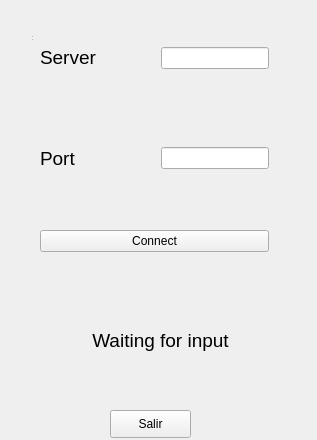
This is Client/ui/ui/login.ui in AbrahamOsco/Worms-Taller-1 as Qt 5 draws it before an edit. The edited form follows.
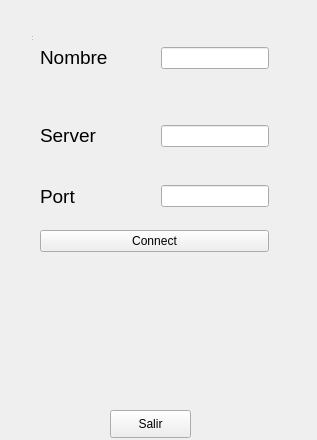
This is the edited form.

Diff of the .ui file:
```diff
--- a/Client/ui/ui/login.ui
+++ b/Client/ui/ui/login.ui
@@ -19,7 +19,7 @@
      <x>30</x>
      <y>20</y>
      <width>249</width>
-     <height>242</height>
+     <height>301</height>
     </rect>
    </property>
    <widget class="QWidget" name="layoutWidget">
@@ -32,6 +32,50 @@
      </rect>
     </property>
     <layout class="QVBoxLayout" name="verticalLayout">
+     <item>
+      <layout class="QHBoxLayout" name="horizontalLayout_4">
+       <item>
+        <widget class="QLabel" name="label_3">
+         <property name="text">
+          <string>&lt;html&gt;&lt;head/&gt;&lt;body&gt;&lt;p&gt;&lt;span style=&quot; font-size:14pt;&quot;&gt;Nombre&lt;/span&gt;&lt;/p&gt;&lt;/body&gt;&lt;/html&gt;</string>
+         </property>
+        </widget>
+       </item>
+       <item>
+        <spacer name="horizontalSpacer_3">
+         <property name="orientation">
+          <enum>Qt::Horizontal</enum>
+         </property>
+         <property name="sizeHint" stdset="0">
+          <size>
+           <width>13</width>
+           <height>56</height>
+          </size>
+         </property>
+        </spacer>
+       </item>
+       <item>
+        <widget class="QLineEdit" name="inputName">
+         <property name="toolTip">
+          <string>&lt;html&gt;&lt;head/&gt;&lt;body&gt;&lt;p&gt;Nombre del Jugador&lt;/p&gt;&lt;/body&gt;&lt;/html&gt;</string>
+         </property>
+        </widget>
+       </item>
+      </layout>
+     </item>
+     <item>
+      <spacer name="verticalSpacer_3">
+       <property name="orientation">
+        <enum>Qt::Vertical</enum>
+       </property>
+       <property name="sizeHint" stdset="0">
+        <size>
+         <width>20</width>
+         <height>40</height>
+        </size>
+       </property>
+      </spacer>
+     </item>
      <item>
       <layout class="QHBoxLayout" name="horizontalLayout_2">
        <item>
@@ -144,13 +188,19 @@
    <property name="geometry">
     <rect>
      <x>40</x>
-     <y>290</y>
+     <y>300</y>
      <width>241</width>
-     <height>101</height>
+     <height>91</height>
     </rect>
    </property>
+   <property name="sizePolicy">
+    <sizepolicy hsizetype="Expanding" vsizetype="Expanding">
+     <horstretch>0</horstretch>
+     <verstretch>0</verstretch>
+    </sizepolicy>
+   </property>
    <property name="text">
-    <string>&lt;html&gt;&lt;head/&gt;&lt;body&gt;&lt;p align=&quot;center&quot;&gt;&lt;span style=&quot; font-size:14pt;&quot;&gt;Waiting for input&lt;/span&gt;&lt;/p&gt;&lt;/body&gt;&lt;/html&gt;</string>
+    <string>&lt;html&gt;&lt;head/&gt;&lt;body&gt;&lt;p align=&quot;center&quot;&gt;&lt;br/&gt;&lt;/p&gt;&lt;/body&gt;&lt;/html&gt;</string>
    </property>
   </widget>
   <widget class="QPushButton" name="buttonExit">
```
